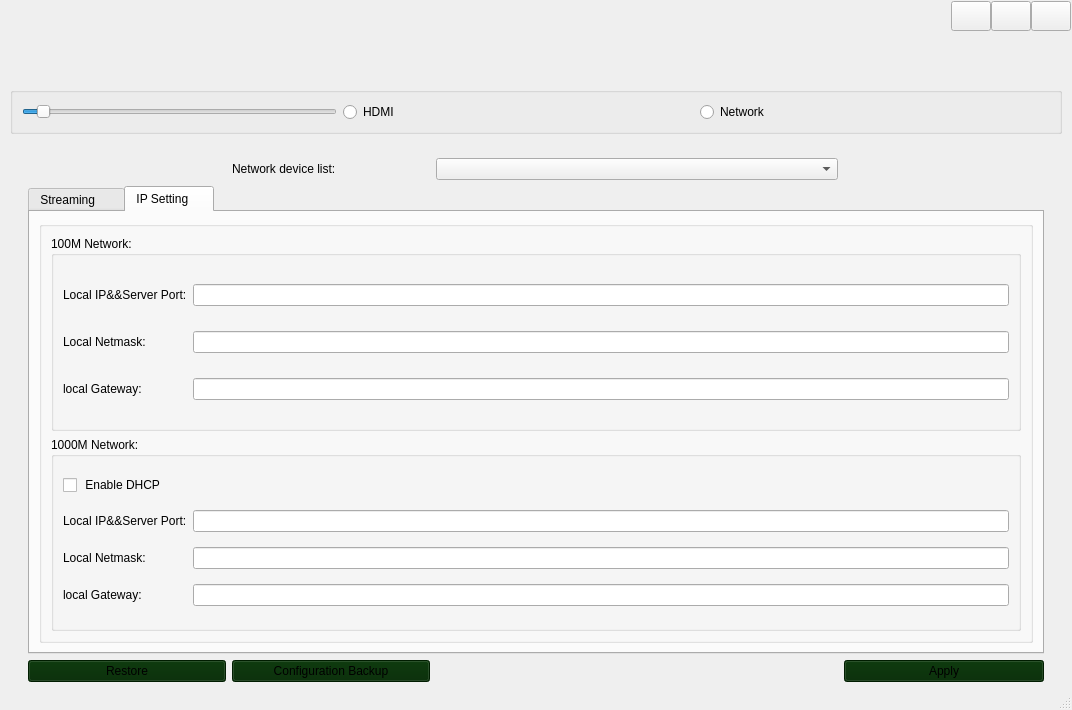
Before: the Qt Designer form hdmioptiongui.ui in QingChaoGao/TBSNetConfigurationTool, drawn with Qt 5.
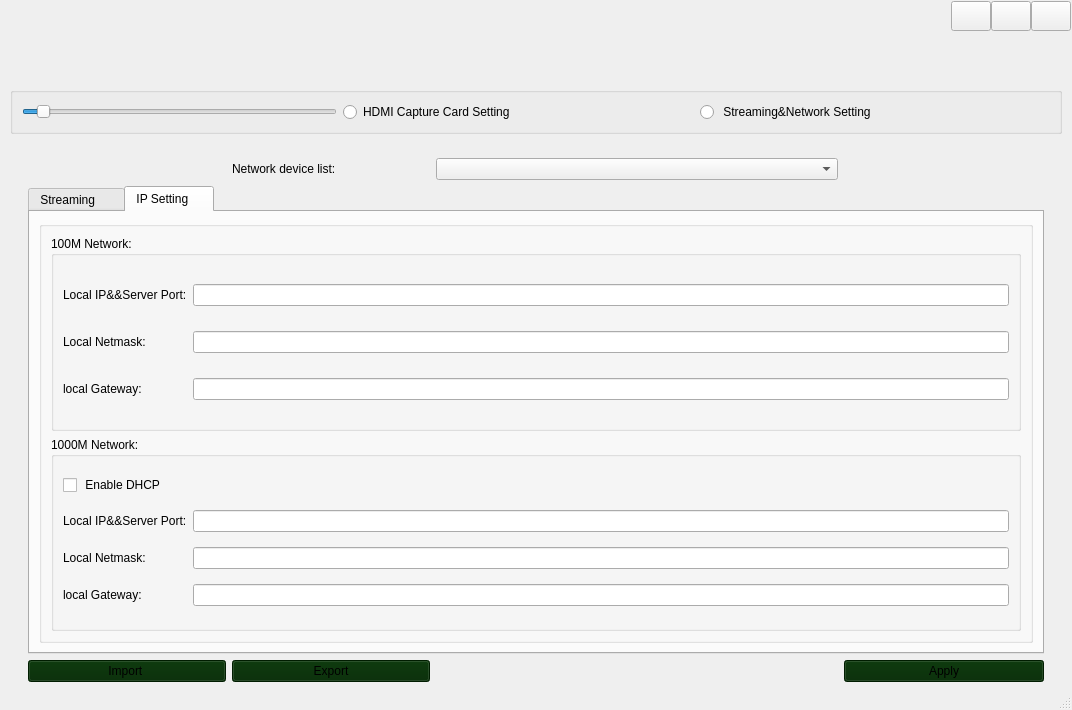
After: the same form once the commit is applied.

The edit to the form file:
```diff
--- a/hdmioptiongui.ui
+++ b/hdmioptiongui.ui
@@ -296,7 +296,7 @@
           <item>
            <widget class="QRadioButton" name="rad_Hdmi">
             <property name="text">
-             <string>HDMI</string>
+             <string>HDMI Capture Card Setting</string>
             </property>
            </widget>
           </item>
@@ -316,7 +316,7 @@
           <item>
            <widget class="QRadioButton" name="rad_Net">
             <property name="text">
-             <string>Network</string>
+             <string> Streaming&amp;&amp;Network Setting</string>
             </property>
            </widget>
           </item>
@@ -1372,7 +1372,7 @@
                  <string notr="true">background-color: rgb(0, 40, 0)</string>
                 </property>
                 <property name="text">
-                 <string>Restore</string>
+                 <string>Import </string>
                 </property>
                </widget>
               </item>
@@ -1388,7 +1388,7 @@
                  <string notr="true">background-color: rgb(0, 40, 0)</string>
                 </property>
                 <property name="text">
-                 <string>Configuration Backup</string>
+                 <string>Export</string>
                 </property>
                </widget>
               </item>
```
